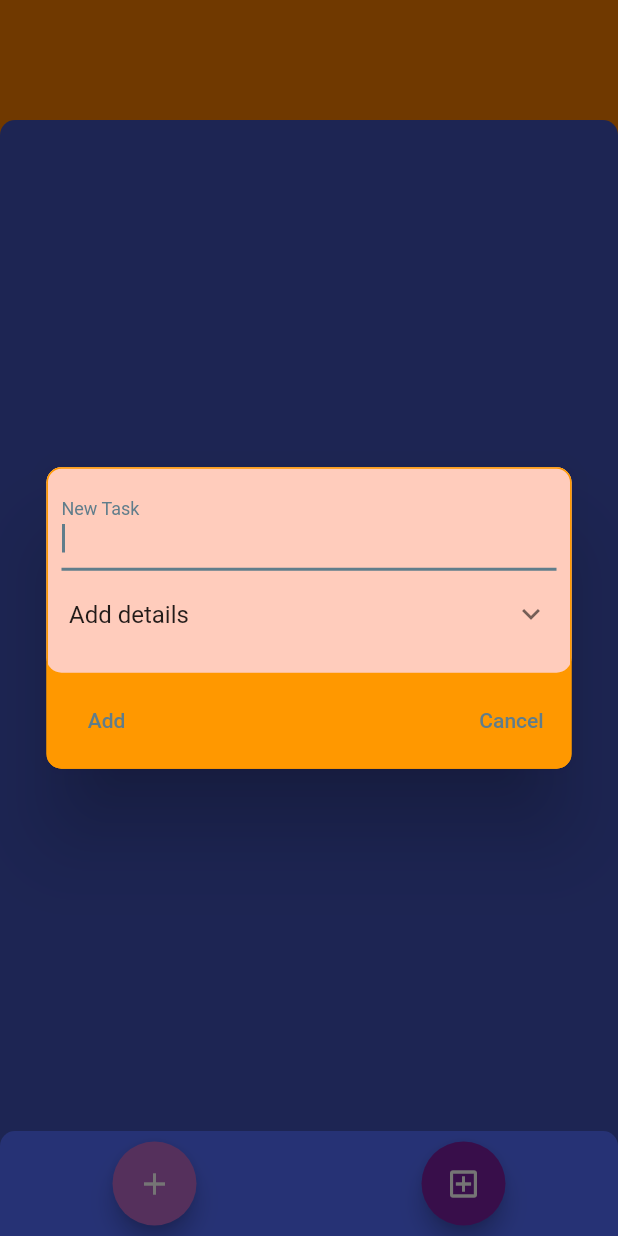
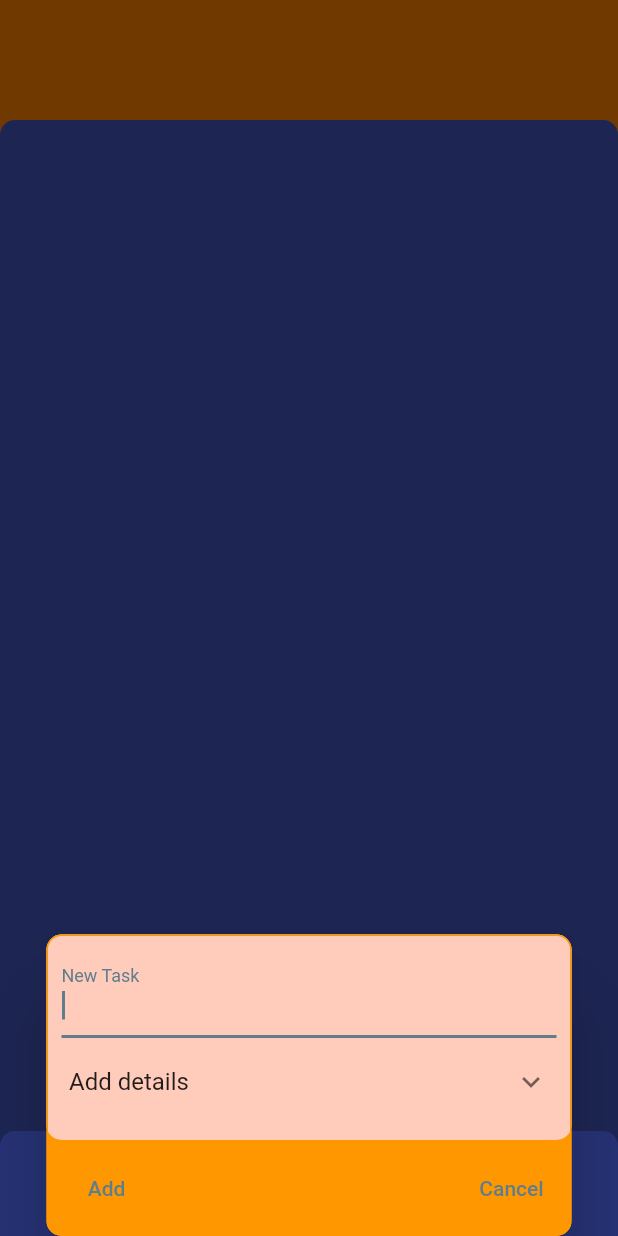
Before and after one commit to egemenongel/to-do-list, a Flutter app: the ListPage screen opened directly with empty values, after a tap on the "add" icon, on a phone screen of 412 x 824 dp. Run offline on Flutter 3.47's test engine with Material 2 defaults, Android fonts, the phone set to English and light mode, and no system bars; our stand-ins replace cloud_firestore, firebase_core, flutter_slidable; accounts and stored records are empty.

```diff
--- a/lib/pages/list_page.dart
+++ b/lib/pages/list_page.dart
@@ -93,19 +93,25 @@ class ListPage extends StatelessWidget {
                                     MainAxisAlignment.spaceAround,
                                 children: [
                                   FloatingActionButton(
-                                    backgroundColor: Colors.purple[300],
+                                    backgroundColor: Colors.blueGrey,
                                     heroTag: null,
-                                    child: Icon(Icons.add),
+                                    child: Icon(
+                                      Icons.add,
+                                    ),
                                     onPressed: () {
                                       showDialog(
-                                        context: context,
-                                        builder: (context) =>
-                                            AddTaskDialog(list: list!),
-                                      );
+                                          context: context,
+                                          builder: (context) => Column(
+                                                mainAxisAlignment:
+                                                    MainAxisAlignment.end,
+                                                children: [
+                                                  AddTaskDialog(list: list!),
+                                                ],
+                                              ));
                                     },
                                   ),
                                   FloatingActionButton(
-                                    backgroundColor: Colors.purple[700],
+                                    backgroundColor: Colors.blueGrey,
                                     heroTag: null,
                                     child: Icon(
                                       Icons.add_box_outlined,
```
